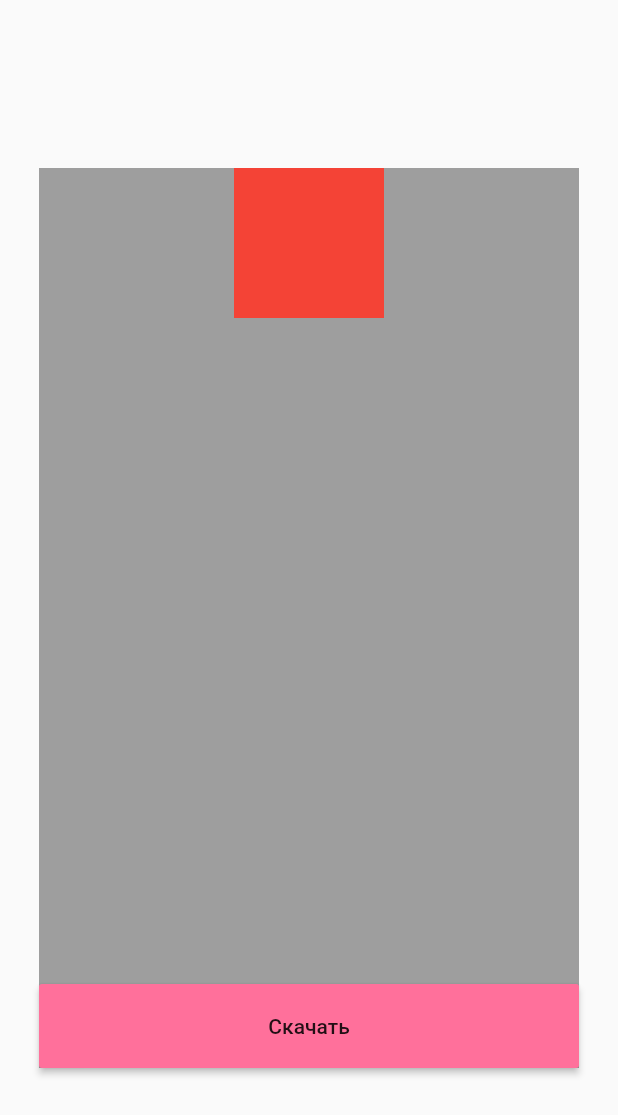
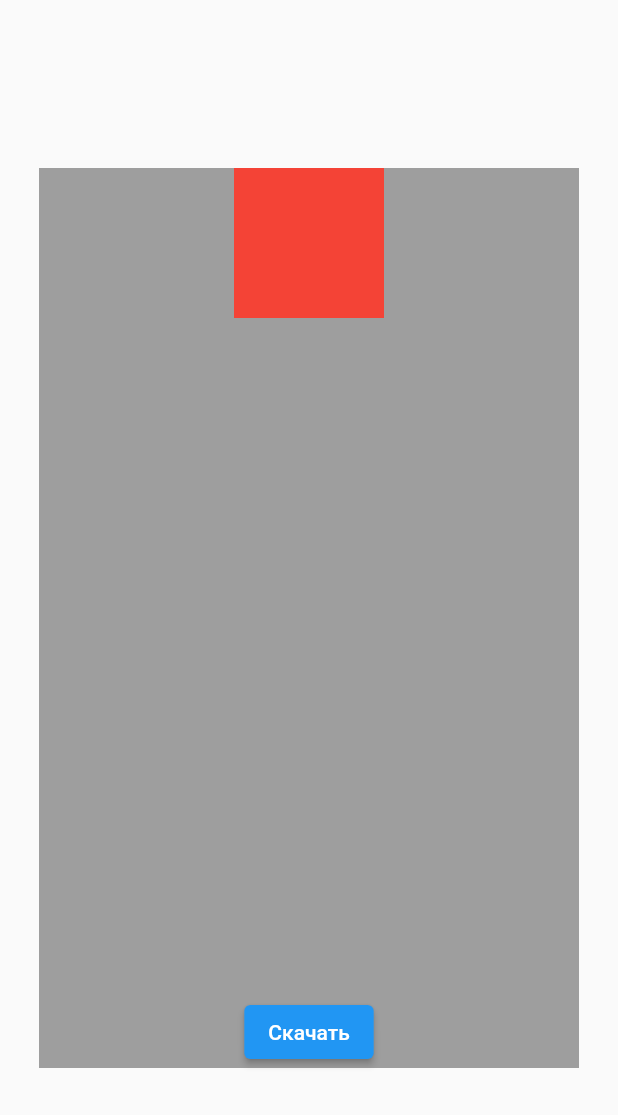
Before and after one commit to fedosovmu/web_mood_assessor, a Flutter app: the screen it shows after launch, on a phone screen of 412 x 824 dp. Shown: the top 1115 px of the screen. Run offline on Flutter 3.47's test engine with Material 2 defaults, Android fonts, the phone set to English and light mode, and no system bars; missing offline and left inert: dart:js.

Commit message:
Решил переделать кнопку

```diff
--- /dev/null
+++ b/lib/src/views/assess_mood_button.dart
@@ -0,0 +1,19 @@
+import 'package:flutter/material.dart';
+import 'package:web_mood_assessor/src/constants/content.dart';
+import 'package:web_mood_assessor/src/constants/custom_colors.dart';
+
+
+class AssessMoodButton extends StatelessWidget {
+  final int mood;
+  final Function onPressed;
+
+  AssessMoodButton({this.mood, this.onPressed,});
+
+  @override
+  Widget build(BuildContext context) {
+    return ElevatedButton(
+      onPressed: onPressed,
+      child: Text('Скачать')
+    );
+  }
+}
--- a/lib/src/views/home_screen.dart
+++ b/lib/src/views/home_screen.dart
@@ -1,8 +1,6 @@
 import 'package:flutter/material.dart';
 import 'dart:js' as js;
-
-import 'package:web_mood_assessor/src/constants/content.dart';
-import 'package:web_mood_assessor/src/constants/custom_colors.dart';
+import 'package:web_mood_assessor/src/views/assess_mood_button.dart';
 
 
 class HomeScreen extends StatelessWidget {
@@ -22,16 +20,11 @@ class HomeScreen extends StatelessWidget {
                 height: 100,
                 width: 100,
               ),
-              MaterialButton(
-                minWidth: double.infinity,
-                height: 56,
-                color: CustomColors.moods[4],
-                splashColor: Colors.transparent,
-                onPressed: () async {
-                  print('press');
-                  //js.context.callMethod('open', [Content.urlToGooglePlayTesters]);
+              AssessMoodButton(
+                mood: 3,
+                onPressed: () {
+                  print('Press');
                 },
-                child: Text('Скачать'),
               )
             ],
           ),
--- a/pubspec.yaml
+++ b/pubspec.yaml
@@ -18,7 +18,7 @@ publish_to: 'none' # Remove this line if you wish to publish to pub.dev
 version: 1.0.0+1
 
 environment:
-  sdk: ">=2.12.0 <3.0.0"
+  sdk: ">=2.11.0 <3.0.0"
 
 dependencies:
   flutter:
```
Also changed, not shown: lib/src/constants/custom_colors.dart (+9 -3 lines), lib/src/views/standard_button.dart (deleted, +0 -67 lines).
